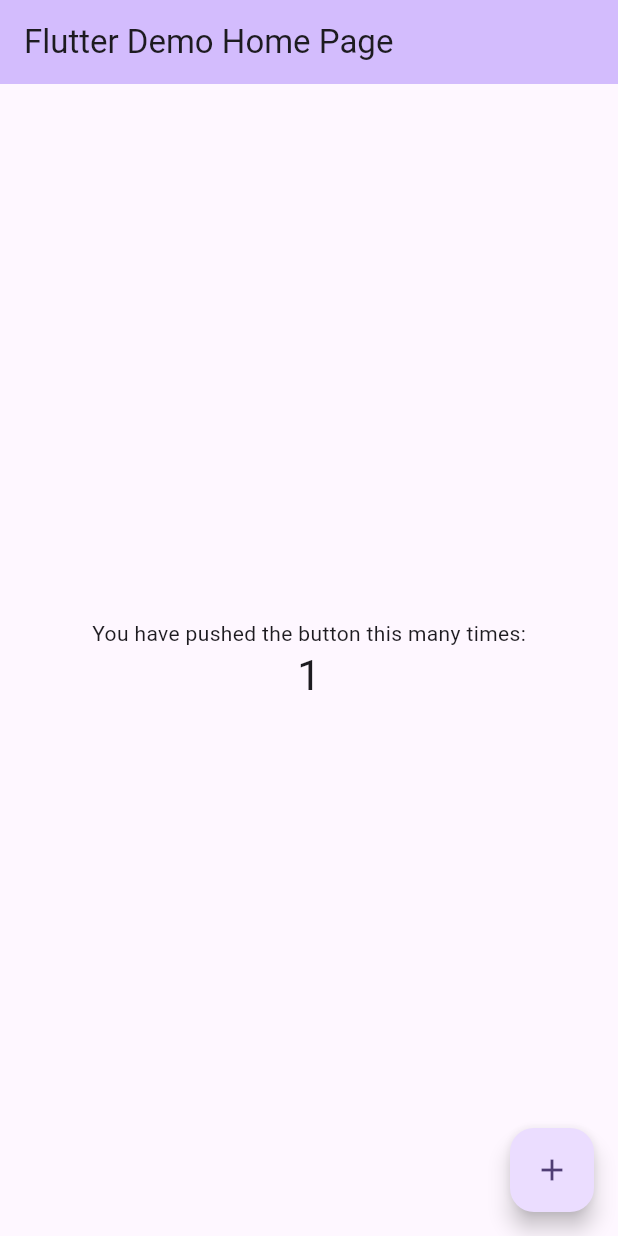
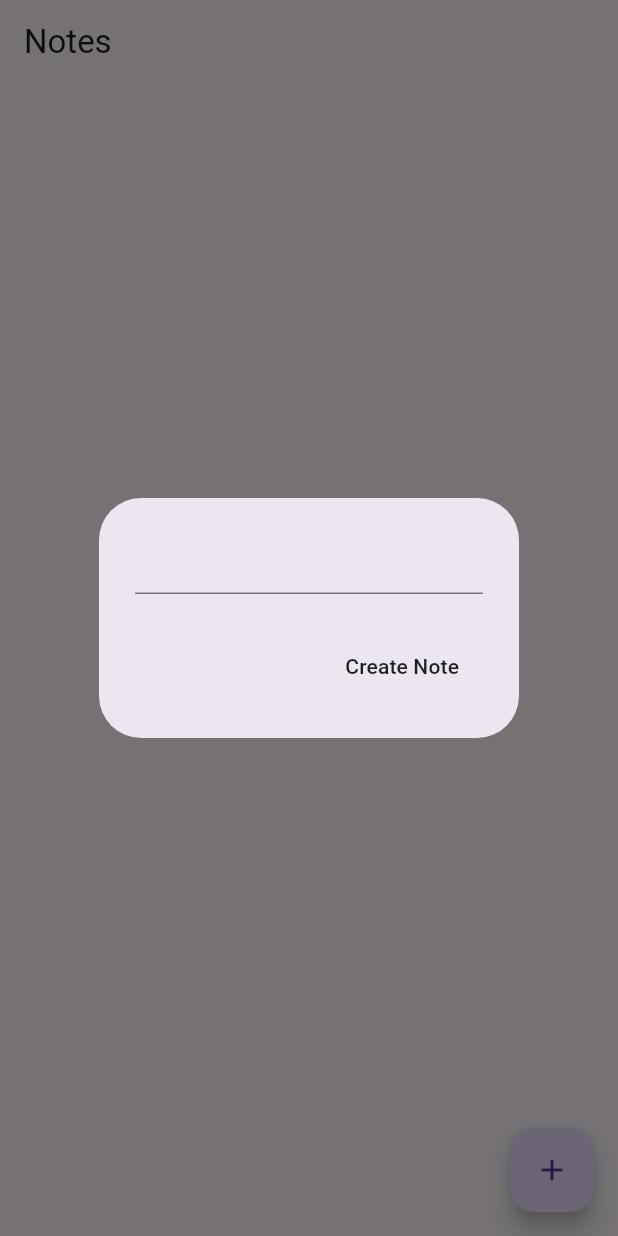
Before and after one commit to KaloyankerR/note_taking_app, a Flutter app: the screen it shows after launch, after a tap on the "add" icon, on a phone screen of 412 x 824 dp. Run offline on Flutter 3.47's test engine with Material 3 defaults, Android fonts, the phone set to English and light mode, and no system bars; our stand-ins replace isar; accounts and stored records are empty; generated files the repository leaves out were written again.

Commit message:
setup and started working on the ui

```diff
--- /dev/null
+++ b/devtools_options.yaml
@@ -0,0 +1,3 @@
+description: This file stores settings for Dart & Flutter DevTools.
+documentation: https://docs.flutter.dev/tools/devtools/extensions#configure-extension-enablement-states
+extensions:
--- a/lib/main.dart
+++ b/lib/main.dart
@@ -1,125 +1,28 @@
 import 'package:flutter/material.dart';
+import 'package:note_taking_app/models/note_database.dart';
+import 'package:note_taking_app/pages/notes_page.dart';
+import 'package:provider/provider.dart';
 
-void main() {
-  runApp(const MyApp());
+void main() async {
+  WidgetsFlutterBinding.ensureInitialized();
+  await NoteDatabase.initialize();
+
+  runApp(
+    ChangeNotifierProvider(
+      create: (context) => NoteDatabase(),
+      child: const MyApp(),
+    ),
+  );
 }
 
 class MyApp extends StatelessWidget {
   const MyApp({super.key});
 
-  // This widget is the root of your application.
   @override
   Widget build(BuildContext context) {
-    return MaterialApp(
-      title: 'Flutter Demo',
-      theme: ThemeData(
-        // This is the theme of your application.
-        //
-        // TRY THIS: Try running your application with "flutter run". You'll see
-        // the application has a purple toolbar. Then, without quitting the app,
-        // try changing the seedColor in the colorScheme below to Colors.green
-        // and then invoke "hot reload" (save your changes or press the "hot
-        // reload" button in a Flutter-supported IDE, or press "r" if you used
-        // the command line to start the app).
-        //
-        // Notice that the counter didn't reset back to zero; the application
-        // state is not lost during the reload. To reset the state, use hot
-        // restart instead.
-        //
-        // This works for code too, not just values: Most code changes can be
-        // tested with just a hot reload.
-        colorScheme: ColorScheme.fromSeed(seedColor: Colors.deepPurple),
-        useMaterial3: true,
-      ),
-      home: const MyHomePage(title: 'Flutter Demo Home Page'),
+    return const MaterialApp(
+      debugShowCheckedModeBanner: false,
+      home: NotesPage(),
     );
   }
 }
-
-class MyHomePage extends StatefulWidget {
-  const MyHomePage({super.key, required this.title});
-
-  // This widget is the home page of your application. It is stateful, meaning
-  // that it has a State object (defined below) that contains fields that affect
-  // how it looks.
-
-  // This class is the configuration for the state. It holds the values (in this
-  // case the title) provided by the parent (in this case the App widget) and
-  // used by the build method of the State. Fields in a Widget subclass are
-  // always marked "final".
-
-  final String title;
-
-  @override
-  State<MyHomePage> createState() => _MyHomePageState();
-}
-
-class _MyHomePageState extends State<MyHomePage> {
-  int _counter = 0;
-
-  void _incrementCounter() {
-    setState(() {
-      // This call to setState tells the Flutter framework that something has
-      // changed in this State, which causes it to rerun the build method below
-      // so that the display can reflect the updated values. If we changed
-      // _counter without calling setState(), then the build method would not be
-      // called again, and so nothing would appear to happen.
-      _counter++;
-    });
-  }
-
-  @override
-  Widget build(BuildContext context) {
-    // This method is rerun every time setState is called, for instance as done
-    // by the _incrementCounter method above.
-    //
-    // The Flutter framework has been optimized to make rerunning build methods
-    // fast, so that you can just rebuild anything that needs updating rather
-    // than having to individually change instances of widgets.
-    return Scaffold(
-      appBar: AppBar(
-        // TRY THIS: Try changing the color here to a specific color (to
-        // Colors.amber, perhaps?) and trigger a hot reload to see the AppBar
-        // change color while the other colors stay the same.
-        backgroundColor: Theme.of(context).colorScheme.inversePrimary,
-        // Here we take the value from the MyHomePage object that was created by
-        // the App.build method, and use it to set our appbar title.
-        title: Text(widget.title),
-      ),
-      body: Center(
-        // Center is a layout widget. It takes a single child and positions it
-        // in the middle of the parent.
-        child: Column(
-          // Column is also a layout widget. It takes a list of children and
-          // arranges them vertically. By default, it sizes itself to fit its
-          // children horizontally, and tries to be as tall as its parent.
-          //
-          // Column has various properties to control how it sizes itself and
-          // how it positions its children. Here we use mainAxisAlignment to
-          // center the children vertically; the main axis here is the vertical
-          // axis because Columns are vertical (the cross axis would be
-          // horizontal).
-          //
-          // TRY THIS: Invoke "debug painting" (choose the "Toggle Debug Paint"
-          // action in the IDE, or press "p" in the console), to see the
-          // wireframe for each widget.
-          mainAxisAlignment: MainAxisAlignment.center,
-          children: <Widget>[
-            const Text(
-              'You have pushed the button this many times:',
-            ),
-            Text(
-              '$_counter',
-              style: Theme.of(context).textTheme.headlineMedium,
-            ),
-          ],
-        ),
-      ),
-      floatingActionButton: FloatingActionButton(
-        onPressed: _incrementCounter,
-        tooltip: 'Increment',
-        child: const Icon(Icons.add),
-      ), // This trailing comma makes auto-formatting nicer for build methods.
-    );
-  }
-}
--- /dev/null
+++ b/lib/models/note.dart
@@ -0,0 +1,11 @@
+import "package:isar/isar.dart";
+
+// generates the file
+// run dart run build_runner build
+part 'note.g.dart';
+
+@Collection()
+class Note {
+  Id id = Isar.autoIncrement;
+  late String text;
+}
--- /dev/null
+++ b/lib/models/note_database.dart
@@ -0,0 +1,42 @@
+import 'package:flutter/material.dart';
+import 'package:isar/isar.dart';
+import 'package:note_taking_app/models/note.dart';
+import 'package:path_provider/path_provider.dart';
+
+class NoteDatabase extends ChangeNotifier {
+  static late Isar isar;
+
+  static Future<void> initialize() async {
+    final dir = await getApplicationDocumentsDirectory();
+    isar = await Isar.open([NoteSchema], directory: dir.path);
+  }
+
+  final List<Note> currentNotes = [];
+
+  Future<void> addNote(String textFromUser) async {
+    final newNote = Note()..text = textFromUser;
+    await isar.writeTxn(() => isar.notes.put(newNote));
+  }
+
+  Future<void> fetchNotes() async {
+    List<Note> fetchNotes = await isar.notes.where().findAll();
+    currentNotes.clear();
+    currentNotes.addAll(fetchNotes);
+    notifyListeners();
+  }
+
+  Future<void> updateNote(int id, String newText) async {
+    final existingNote = await isar.notes.get(id);
+
+    if (existingNote != null) {
+      existingNote.text = newText;
+      await isar.writeTxn(() => isar.notes.put(existingNote));
+      await fetchNotes();
+    }
+  }
+
+  Future<void> deleteNote(int id) async {
+    await isar.writeTxn(() => isar.notes.delete(id));
+    await fetchNotes();
+  }
+}
--- /dev/null
+++ b/lib/pages/notes_page.dart
@@ -0,0 +1,67 @@
+import 'package:flutter/material.dart';
+import 'package:note_taking_app/models/note.dart';
+import 'package:note_taking_app/models/note_database.dart';
+import 'package:provider/provider.dart';
+
+class NotesPage extends StatefulWidget {
+  const NotesPage({super.key});
+
+  @override
+  State<NotesPage> createState() => _NotesPageState();
+}
+
+class _NotesPageState extends State<NotesPage> {
+  final textController = TextEditingController();
+
+  @override
+  void initState() {
+    super.initState();
+    readNotes();
+  }
+
+  void createNote() {
+    showDialog(
+      context: context,
+      builder: (context) => AlertDialog(
+        content: TextField(controller: textController),
+        actions: [
+          MaterialButton(
+            onPressed: () {
+              context.read<NoteDatabase>().addNote(textController.text);
+              Navigator.pop(context);
+            },
+            child: const Text('Create Note'),
+          )
+        ],
+      ),
+    );
+  }
+
+  void readNotes() {
+    context.read<NoteDatabase>().fetchNotes();
+  }
+
+  @override
+  Widget build(BuildContext context) {
+    final noteDatabase = context.watch<NoteDatabase>();
+
+    List<Note> currentNotes = noteDatabase.currentNotes;
+
+    return Scaffold(
+      appBar: AppBar(title: const Text('Notes')),
+      floatingActionButton: FloatingActionButton(
+        onPressed: createNote,
+        child: const Icon(Icons.add),
+      ),
+      body: ListView.builder(
+          itemCount: currentNotes.length,
+          itemBuilder: (context, index) {
+            final note = currentNotes[index];
+
+            return ListTile(
+              title: Text(note.text),
+            );
+          }),
+    );
+  }
+}
--- a/pubspec.yaml
+++ b/pubspec.yaml
@@ -35,6 +35,10 @@ dependencies:
   # The following adds the Cupertino Icons font to your application.
   # Use with the CupertinoIcons class for iOS style icons.
   cupertino_icons: ^1.0.6
+  isar: ^3.1.0+1
+  isar_flutter_libs: ^3.1.0+1
+  path_provider: ^2.1.3
+  provider: ^6.1.2
 
 dev_dependencies:
   flutter_test:
@@ -46,6 +50,8 @@ dev_dependencies:
   # package. See that file for information about deactivating specific lint
   # rules and activating additional ones.
   flutter_lints: ^3.0.0
+  isar_generator: ^3.1.0+1
+  build_runner: ^2.4.11
 
 # For information on the generic Dart part of this file, see the
 # following page: https://dart.dev/tools/pub/pubspec
```
Also changed, not shown: lib/models/note.g.dart (added), pubspec.lock, 3 other files.
